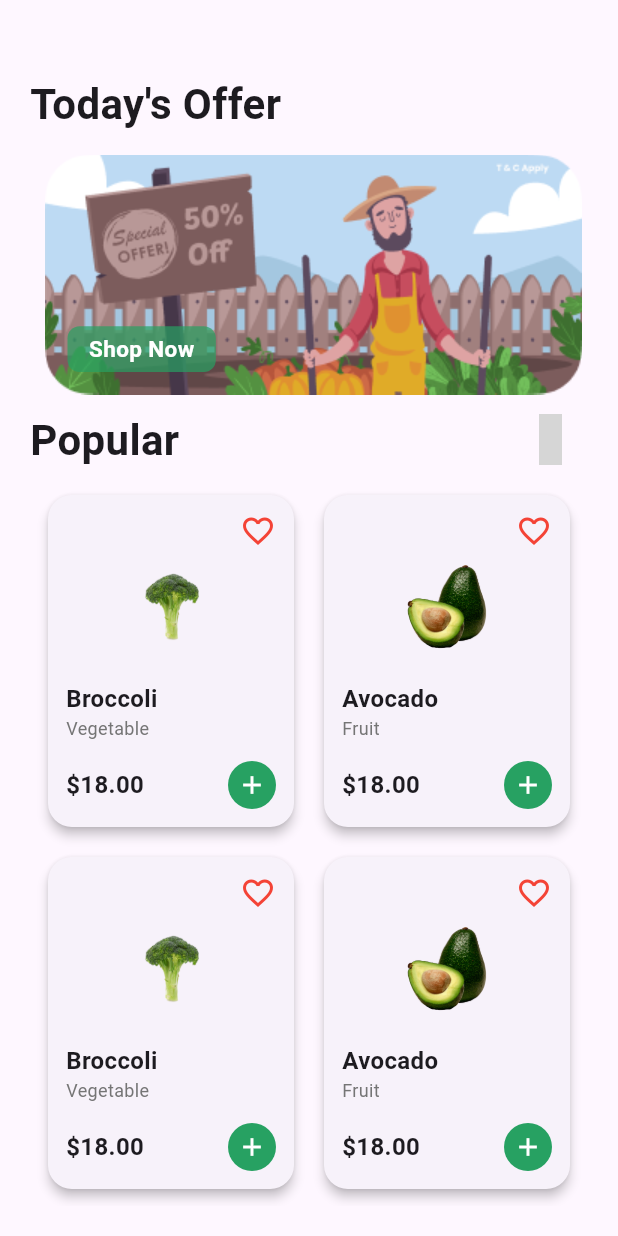
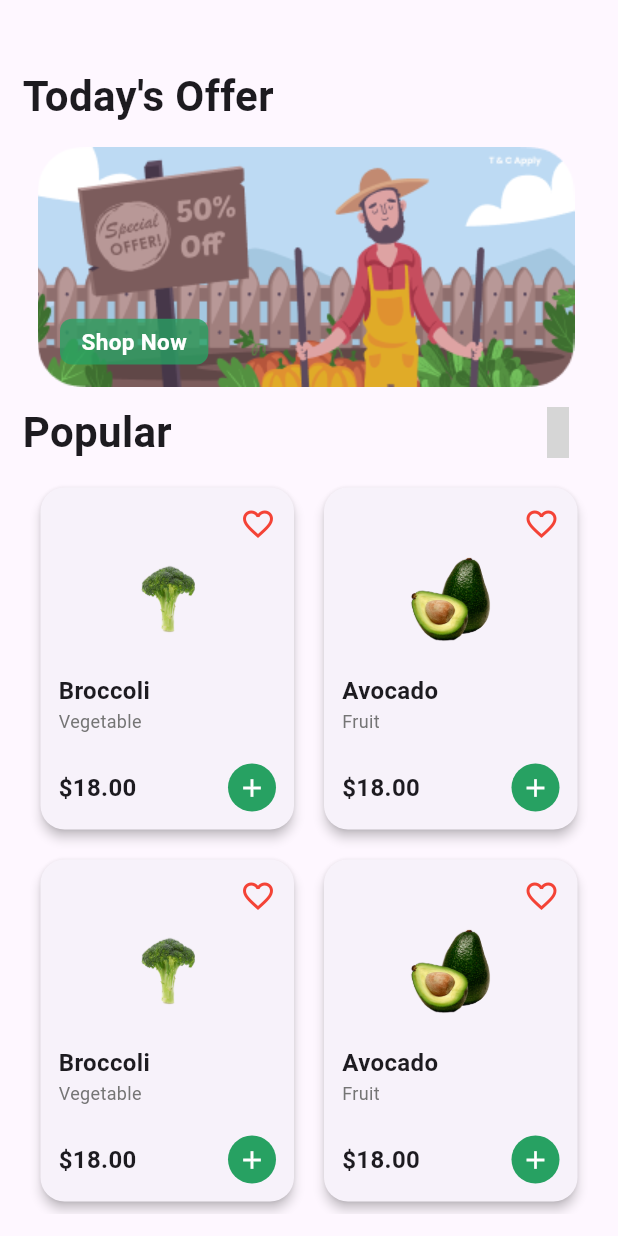
Before and after one commit to Smart-Farming-Graduation-Project/Mobile, a Flutter app: the HomeContent widget shown alone on an empty page, opened directly, scrolled down 399 dp, on a phone screen of 412 x 824 dp. Run offline on Flutter 3.47's test engine with Material 3 defaults, Android fonts, the phone set to English and light mode, and no system bars; our stand-ins replace badges, flutter_bloc, flutter_screenutil, flutter_slidable, font_awesome_flutter, go_router and 3 more; missing offline and left inert: onboarding_animation; Roboto replaces fonts that are missing (Poppins); grey boxes are pictures that could not be loaded.

Commit message:
some update in home page

```diff
--- a/lib/featurs/home/presentation/views/widgets/home_content.dart
+++ b/lib/featurs/home/presentation/views/widgets/home_content.dart
@@ -12,7 +12,7 @@ class HomeContent extends StatelessWidget {
   @override
   Widget build(BuildContext context) {
     return Padding(
-      padding: const EdgeInsets.all(20),
+      padding: const EdgeInsets.all(15),
       child: CustomScrollView(
         physics: const BouncingScrollPhysics(),
         slivers: [
--- a/lib/featurs/home/presentation/views/widgets/offer_card.dart
+++ b/lib/featurs/home/presentation/views/widgets/offer_card.dart
@@ -31,7 +31,7 @@ class OfferCard extends StatelessWidget {
                         child: Container(
                           decoration: BoxDecoration(
                             borderRadius: BorderRadius.circular(8),
-                            color: AppColors.kPrimaryColor.withOpacity(0.7),
+                            color: AppColors.kPrimaryColor.withAlpha(200),
                           ),
                           width: widgetWidth(context: context, width: 90),
                           height: widgetHeight(context: context, height: 30),
```
